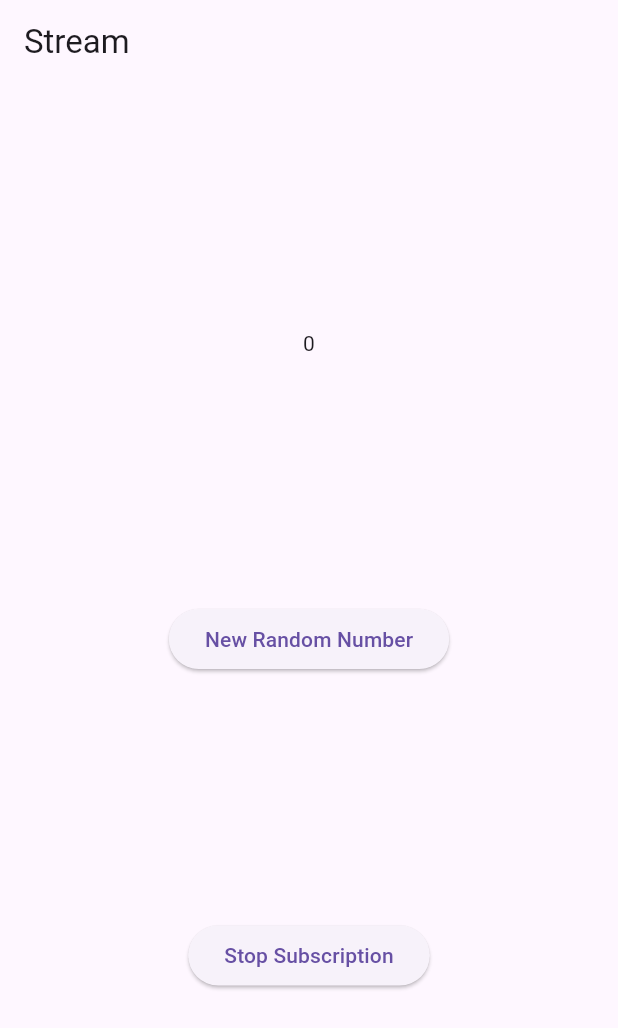
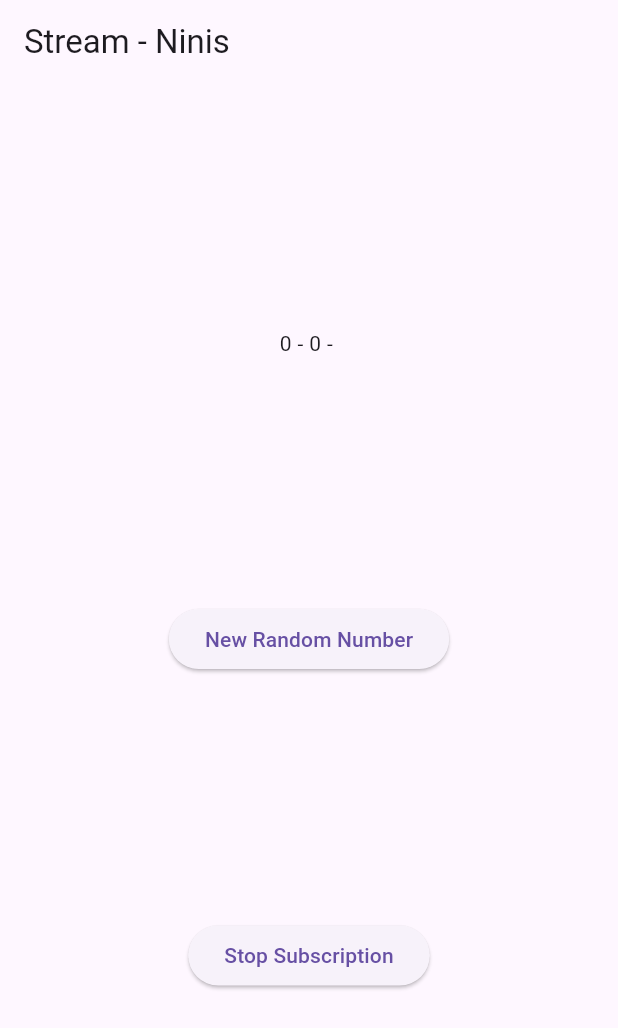
Before and after one commit to annisaeka123/Pemrograman-_Mobile_Semester5_2025-2026, a Flutter app: the screen it shows after launch, after a tap on "New Random Number", on a phone screen of 412 x 824 dp. Shown: the top 1028 px of the screen. Run offline on Flutter 3.47's test engine with Material 3 defaults, Android fonts, the light colour scheme and no system bars; our stand-ins replace auto_size_text, camera, geolocator.

Commit message:
W12: soal 10 & 11, Praktikum 5

```diff
--- a/codelab12_dart/src/stream_ninis/lib/main.dart
+++ b/codelab12_dart/src/stream_ninis/lib/main.dart
@@ -34,7 +34,7 @@ class _StreamHomePageState extends State<StreamHomePage> {
   Widget build(BuildContext context) {
     return Scaffold(
       appBar: AppBar(
-        title: const Text('Stream'),
+        title: const Text('Stream - Ninis'),
       ),
       body: SizedBox(
         width: double.infinity,
@@ -42,7 +42,7 @@ class _StreamHomePageState extends State<StreamHomePage> {
           mainAxisAlignment: MainAxisAlignment.spaceEvenly,
           crossAxisAlignment: CrossAxisAlignment.center,
           children: [
-            Text(lastNumber.toString()),
+            Text(values),
             ElevatedButton(
               onPressed: () => addRandomNumber(),
               child: Text('New Random Number'),
@@ -69,23 +69,21 @@ class _StreamHomePageState extends State<StreamHomePage> {
     });
   }
 
-  // Langkah 2 =================
   @override
   void initState() {
     numberStream = NumberStream();
     numberStreamController = numberStream.controller;
-    Stream stream = numberStreamController.stream;
+    Stream stream = numberStreamController.stream.asBroadcastStream();
+    // Stream stream = numberStreamController.stream;
     subscription = stream.listen((event) {
       setState(() {
-        lastNumber = event;
+        values += '$event - ';
       });
     });
-    super.initState();
-  // ===========================
 
-    subscription.onError((error) {
+    subscription2 = stream.listen((event) {
       setState(() {
-        lastNumber = -1;
+        values += '$event - ';
       });
     });
 
@@ -102,10 +100,9 @@ class _StreamHomePageState extends State<StreamHomePage> {
   void dispose() {
     numberStreamController.close();
     super.dispose();
-    subscription.cancel(); // Langkah 6
+    subscription.cancel();
   }
 
-  // Langkah 8 =================
   void addRandomNumber() {
     Random random = Random();
     int myNum = random.nextInt(10);
@@ -117,7 +114,6 @@ class _StreamHomePageState extends State<StreamHomePage> {
       });
     }
   }
-  // ===========================
 
   late StreamTransformer transformer;
   late StreamSubscription subscription;
@@ -126,4 +122,7 @@ class _StreamHomePageState extends State<StreamHomePage> {
     numberStreamController.close();
   }
 
+  late StreamSubscription subscription2;
+  String values = '';
+
 }
```
Also changed, not shown: codelab12_dart/img/p5.png (added), codelab12_dart/img/p5_L3.png (added).
